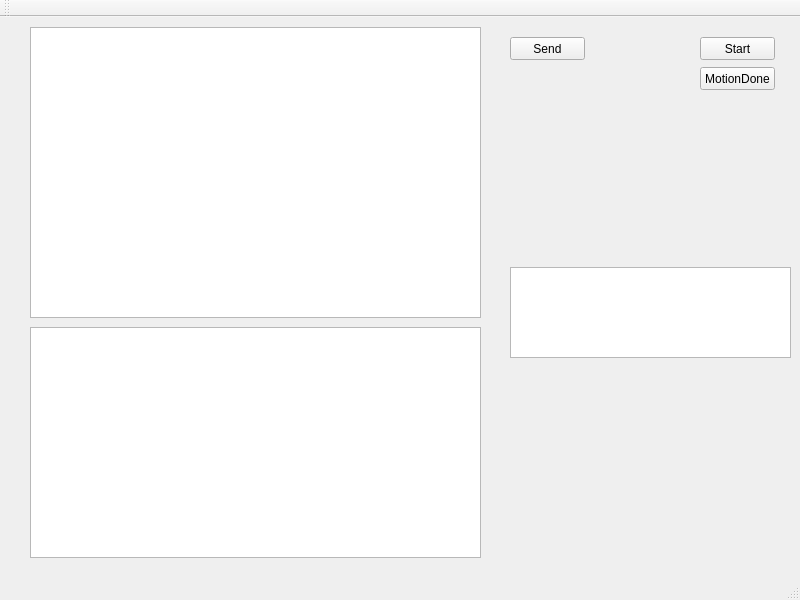
Before: the Qt Designer form mainwindow.ui in smandyscom/motion-side-simulator, drawn with Qt 5.
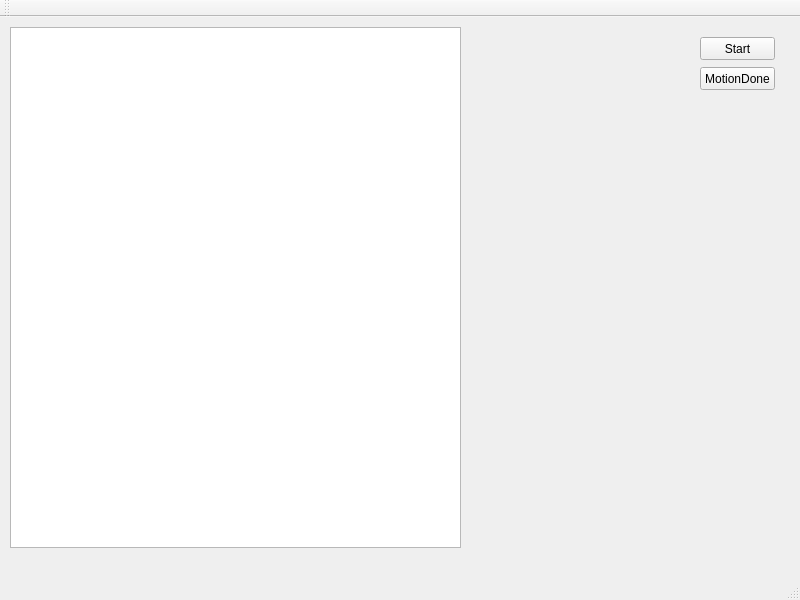
After: the same form once the commit is applied.

Commit message: memory model reorganized

What changed in the file:
```diff
--- a/mainwindow.ui
+++ b/mainwindow.ui
@@ -30,37 +30,14 @@
    <widget class="QListView" name="listViewModelIn">
     <property name="geometry">
      <rect>
-      <x>30</x>
+      <x>10</x>
       <y>10</y>
       <width>451</width>
-      <height>291</height>
+      <height>521</height>
      </rect>
     </property>
    </widget>
-   <widget class="QPushButton" name="buttonSend">
-    <property name="geometry">
-     <rect>
-      <x>510</x>
-      <y>20</y>
-      <width>75</width>
-      <height>23</height>
-     </rect>
-    </property>
-    <property name="text">
-     <string>Send</string>
-    </property>
-   </widget>
-   <widget class="QListView" name="listViewModelOut">
-    <property name="geometry">
-     <rect>
-      <x>30</x>
-      <y>310</y>
-      <width>451</width>
-      <height>231</height>
-     </rect>
-    </property>
-   </widget>
-   <widget class="QPushButton" name="pushButton">
+   <widget class="QPushButton" name="motionDoneButton">
     <property name="geometry">
      <rect>
       <x>700</x>
@@ -73,16 +50,6 @@
      <string>MotionDone</string>
     </property>
    </widget>
-   <widget class="QTextEdit" name="textEdit">
-    <property name="geometry">
-     <rect>
-      <x>510</x>
-      <y>250</y>
-      <width>281</width>
-      <height>91</height>
-     </rect>
-    </property>
-   </widget>
   </widget>
   <widget class="QMenuBar" name="menuBar">
    <property name="geometry">
```
Left out of the diff: 4 changed lines with no effect on the pictures. The commit also changes 4 other files.
